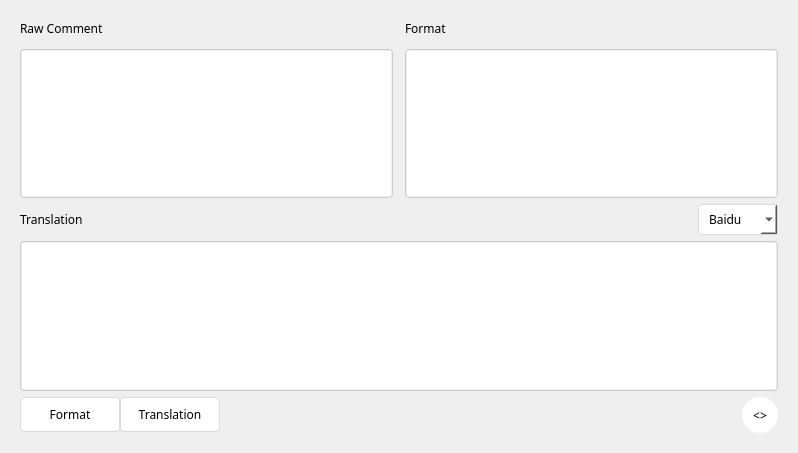
liyansong2018/ReverseWidget, file ui/comment_window.ui: the form before one commit.
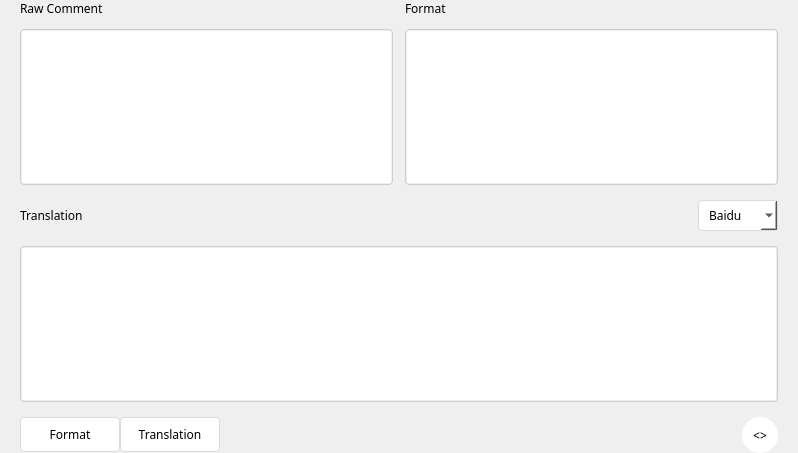
The form after the commit. Icons and pictures are not drawn.

Diff of the .ui file:
```diff
--- a/ui/comment_window.ui
+++ b/ui/comment_window.ui
@@ -27,16 +27,19 @@
     <number>20</number>
    </property>
    <property name="topMargin">
-    <number>20</number>
+    <number>0</number>
    </property>
    <property name="rightMargin">
     <number>20</number>
    </property>
    <property name="bottomMargin">
-    <number>20</number>
+    <number>0</number>
    </property>
-   <property name="spacing">
-    <number>6</number>
+   <property name="horizontalSpacing">
+    <number>7</number>
+   </property>
+   <property name="verticalSpacing">
+    <number>15</number>
    </property>
    <item row="0" column="0">
     <layout class="QGridLayout" name="gridLayout_2">
```
